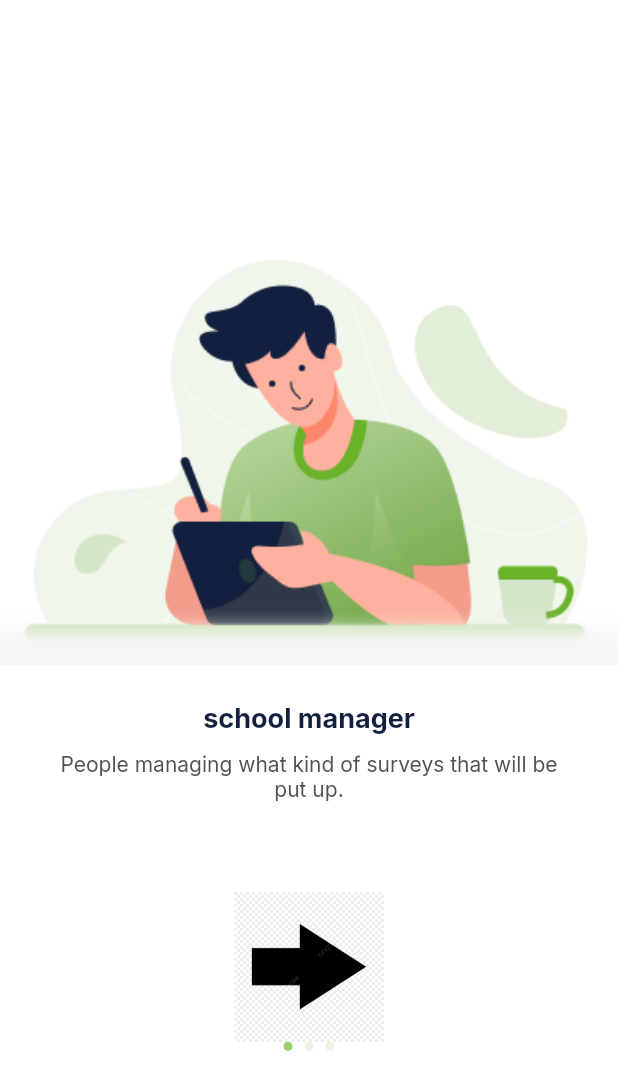
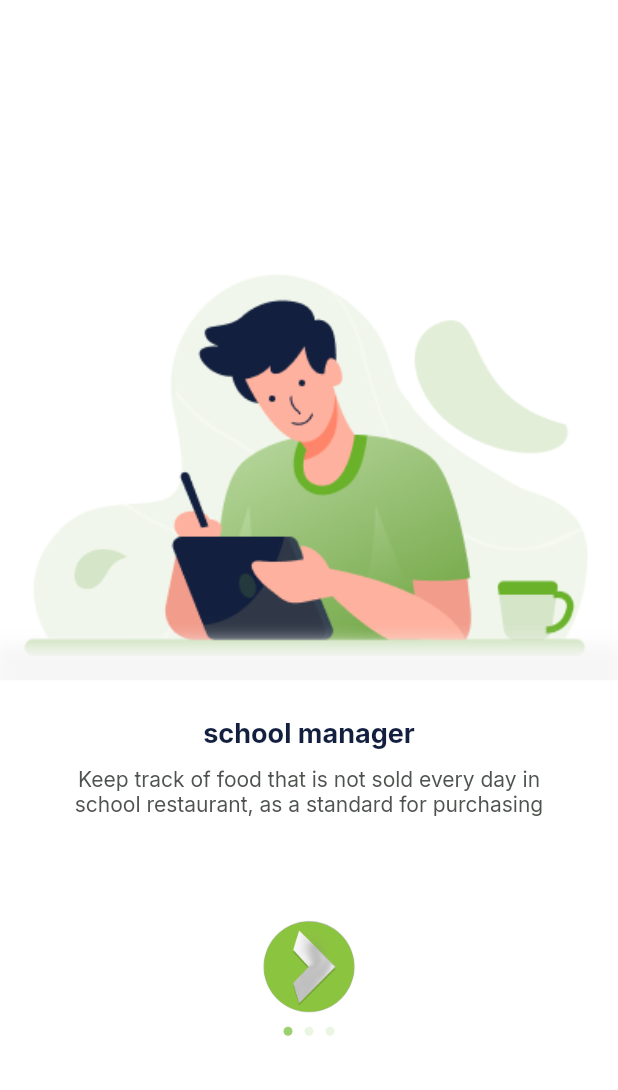
Before and after one commit to HaileyyHsieh/food-waste-project, a Flutter app: the screen it shows after launch, on a phone screen of 412 x 824 dp. Shown: the top 1090 px of the screen. Run offline on Flutter 3.47's test engine with Material 2 defaults, Android fonts, the light colour scheme and no system bars; drawn by our look-alikes of smooth_page_indicator; our stand-ins replace cloud_firestore, firebase_auth, firebase_core, firebase_storage, google_fonts, nb_utils and 1 more; missing offline and left inert: tracking_food_wasting; accounts and stored records are empty; statements that could not run were skipped.

Commit message:
changed onboard.dart

```diff
--- a/lib/screen/splash_screen/onboard.dart
+++ b/lib/screen/splash_screen/onboard.dart
@@ -21,15 +21,15 @@ class _OnBoardState extends State<OnBoard> {
 
   List<Map<String, dynamic>> sliderList = [
     {"title": "school manager",
-      "description": "People managing what kind of surveys that will be put up. ",
+      "description": "Keep track of food that is not sold every day in school restaurant, as a standard for purchasing",
       "icon": "images/school-manager.png",
     },
     {"title": "student",
-      "description": "Students are the ones doing the surveys for the app",
+      "description": "Fill in the menu survey every week to know your preference as the standard for prepare food",
       "icon": "images/student.png",
     },
     {"title": "family",
-      "description": "Family members are the ones seeing the various food options available",
+      "description": "Inquire, register and request the food that is not sold on the day",
       "icon": "images/family.png",
     },
   ];
@@ -129,11 +129,11 @@ class _OnBoardState extends State<OnBoard> {
                           );
                         },
                         child: Container(
-                          height: 100,
-                          width: 100,
+                          height: 80,
+                          width: 80,
                           decoration: const BoxDecoration(
                             image: DecorationImage(
-                              image: AssetImage('images/arrow.jpg'), // clickable image, go on to the next page
+                              image: AssetImage('images/arrow.png'), // clickable image, go on to the next page
                             ),
                           ),
                         ),
--- a/pubspec.yaml
+++ b/pubspec.yaml
@@ -78,7 +78,7 @@ flutter:
   # To add assets to your application, add an assets section, like this:
   assets:
     - images/food_waste_icon.png
-    - images/arrow.jpg
+    - images/arrow.png
     - images/family.png
     - images/school-manager.png
     - images/student.png
```
Also changed, not shown: lib/screen/welcome_screen/signup.dart (+118 -99 lines), images/arrow.jpg (deleted), images/arrow.png (added).
